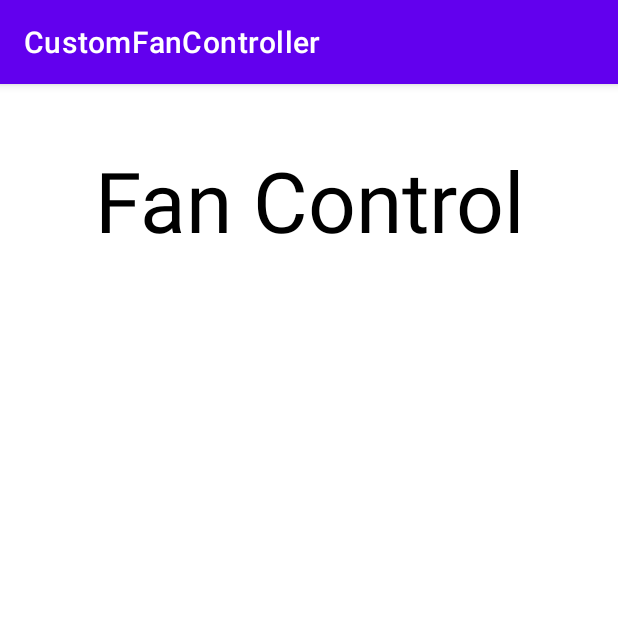
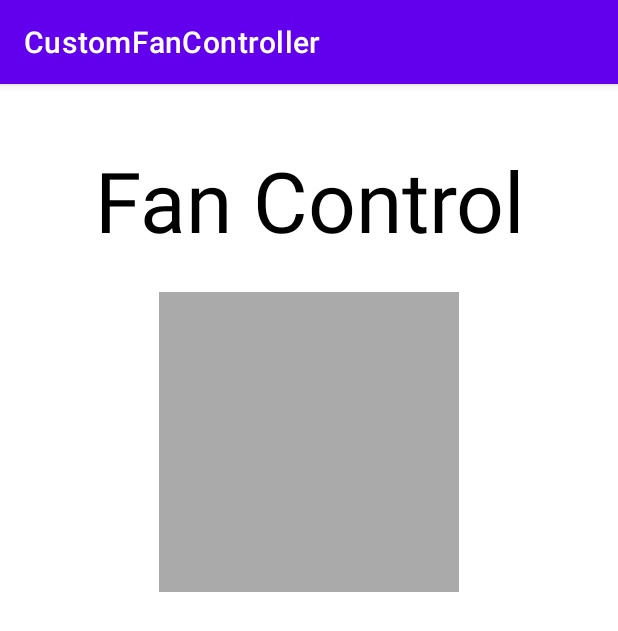
Before and after one commit to knutvalen/CustomFanController, an Android app: the screen it shows after launch (MainActivity), on a phone screen of 412 x 824 dp. Shown: the top 631 px of the screen. Run offline under Robolectric (Android 15) with nearby library versions, the phone set to English and light mode, and no system bars.

Commit message:
Update activity_main.xml

```diff
--- a/app/src/main/res/layout/activity_main.xml
+++ b/app/src/main/res/layout/activity_main.xml
@@ -21,4 +21,16 @@
         app:layout_constraintRight_toRightOf="parent"
         app:layout_constraintTop_toTopOf="parent"/>
 
+    <ImageView
+        android:id="@+id/dialView"
+        android:layout_width="200dp"
+        android:layout_height="200dp"
+        android:background="@android:color/darker_gray"
+        app:layout_constraintTop_toBottomOf="@+id/customViewLabel"
+        app:layout_constraintLeft_toLeftOf="parent"
+        app:layout_constraintRight_toRightOf="parent"
+        android:layout_marginLeft="@dimen/default_margin"
+        android:layout_marginRight="@dimen/default_margin"
+        android:layout_marginTop="@dimen/default_margin"/>
+
 </androidx.constraintlayout.widget.ConstraintLayout>
```
